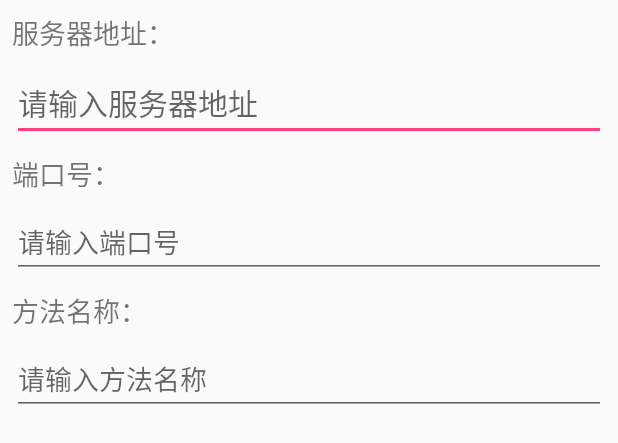
After one commit to Xbigfat/DataCollectSystem, an Android app: the layout login_change_server_dialog.xml on its own in the app's theme, with its tools: preview values and no code run, on a phone screen of 412 x 824 dp. The commit adds this screen. Shown: the top 443 px of the screen. Run offline under Robolectric (Android 15) with nearby library versions, the phone set to English and light mode, and no system bars.

Commit message:
changeServer dialog

```diff
--- /dev/null
+++ b/app/src/main/res/layout/login_change_server_dialog.xml
@@ -0,0 +1,101 @@
+<?xml version="1.0" encoding="utf-8"?>
+<android.support.constraint.ConstraintLayout xmlns:android="http://schemas.android.com/apk/res/android"
+    xmlns:app="http://schemas.android.com/apk/res-auto"
+    xmlns:tools="http://schemas.android.com/tools"
+    android:layout_width="match_parent"
+    android:layout_height="match_parent"
+    tools:layout_editor_absoluteY="25dp"
+    tools:layout_editor_absoluteX="0dp"
+
+    >
+
+    <TextView
+        android:id="@+id/textView4"
+        android:layout_width="wrap_content"
+        android:layout_height="wrap_content"
+        android:text="服务器地址："
+        android:textSize="18sp"
+        android:layout_marginStart="8dp"
+        android:layout_marginLeft="8dp"
+        app:layout_constraintLeft_toLeftOf="parent"
+        android:layout_marginRight="8dp"
+        app:layout_constraintRight_toRightOf="parent"
+        app:layout_constraintHorizontal_bias="0.0"
+        app:layout_constraintTop_toTopOf="parent"
+        android:layout_marginTop="8dp" />
+
+    <EditText
+        android:id="@+id/dialog_server_adress"
+        android:layout_width="0dp"
+        android:layout_height="wrap_content"
+        android:digits="1234567890."
+        android:ems="10"
+        android:hint="请输入服务器地址"
+        android:maxLines="1"
+        android:textSize="20sp"
+        android:layout_marginLeft="8dp"
+        app:layout_constraintLeft_toLeftOf="parent"
+        android:layout_marginRight="8dp"
+        app:layout_constraintRight_toRightOf="parent"
+        android:layout_marginTop="8dp"
+        app:layout_constraintTop_toBottomOf="@+id/textView4" />
+
+    <TextView
+        android:id="@+id/textView5"
+        android:layout_width="wrap_content"
+        android:layout_height="wrap_content"
+        android:text="端口号："
+        android:textSize="18sp"
+        android:layout_marginStart="8dp"
+        android:layout_marginLeft="8dp"
+        app:layout_constraintLeft_toLeftOf="parent"
+        android:layout_marginRight="8dp"
+        app:layout_constraintRight_toRightOf="parent"
+        android:layout_marginTop="8dp"
+        app:layout_constraintTop_toBottomOf="@+id/dialog_server_adress"
+        app:layout_constraintHorizontal_bias="0.0" />
+
+    <EditText
+        android:id="@+id/dialog_server_port"
+        android:layout_width="0dp"
+        android:layout_height="wrap_content"
+        android:ems="10"
+        android:hint="请输入端口号"
+        android:inputType="number"
+        android:maxLines="1"
+        android:layout_marginLeft="8dp"
+        app:layout_constraintLeft_toLeftOf="parent"
+        android:layout_marginRight="8dp"
+        app:layout_constraintRight_toRightOf="parent"
+        android:layout_marginTop="8dp"
+        app:layout_constraintTop_toBottomOf="@+id/textView5" />
+
+    <TextView
+        android:id="@+id/textView8"
+        android:layout_width="wrap_content"
+        android:layout_height="wrap_content"
+        android:text="方法名称："
+        android:textSize="18sp"
+        android:layout_marginStart="8dp"
+        android:layout_marginRight="8dp"
+        app:layout_constraintRight_toRightOf="parent"
+        android:layout_marginLeft="8dp"
+        app:layout_constraintLeft_toLeftOf="parent"
+        android:layout_marginTop="8dp"
+        app:layout_constraintTop_toBottomOf="@+id/dialog_server_port"
+        app:layout_constraintHorizontal_bias="0.0" />
+
+    <EditText
+        android:id="@+id/dialog_method_name"
+        android:layout_width="0dp"
+        android:layout_height="wrap_content"
+        android:layout_marginLeft="8dp"
+        android:layout_marginRight="8dp"
+        android:layout_marginTop="8dp"
+        android:ems="10"
+        android:hint="请输入方法名称"
+        android:inputType="none"
+        app:layout_constraintLeft_toLeftOf="parent"
+        app:layout_constraintRight_toRightOf="parent"
+        app:layout_constraintTop_toBottomOf="@+id/textView8" />
+</android.support.constraint.ConstraintLayout>
--- a/app/src/main/res/values/strings.xml
+++ b/app/src/main/res/values/strings.xml
@@ -1,3 +1,6 @@
 <resources>
     <string name="app_name">报废监管系统</string>
+    <string name="serverIP">60.166.5.118</string>
+    <string name="port">8087</string>
+    <string name="method">virWeb</string>
 </resources>
```
Also changed, not shown: app/src/main/java/xyw/com/datacollectsystem/BaseActivity.java (+2 -19 lines), app/src/main/java/xyw/com/datacollectsystem/activities/LoginActivity.java (+56 -1 lines), app/src/main/java/xyw/com/datacollectsystem/utils/ActivityController.java (added, +30 -0 lines), app/src/main/res/layout/login.xml (+17 -3 lines).
